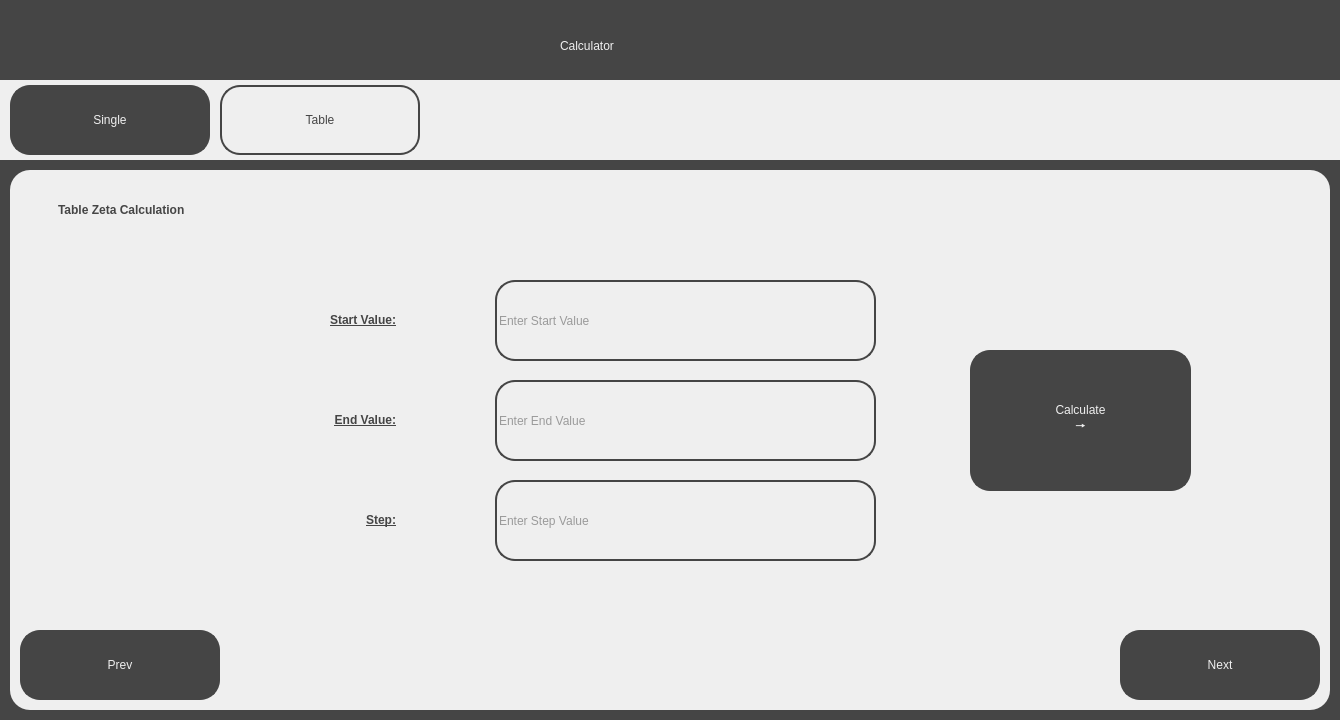
The window that src/ui/investigation_screens/table_calculator.ui (jackm245/Riemann-Hypothesis) describes before a commit, drawn with Qt 5.
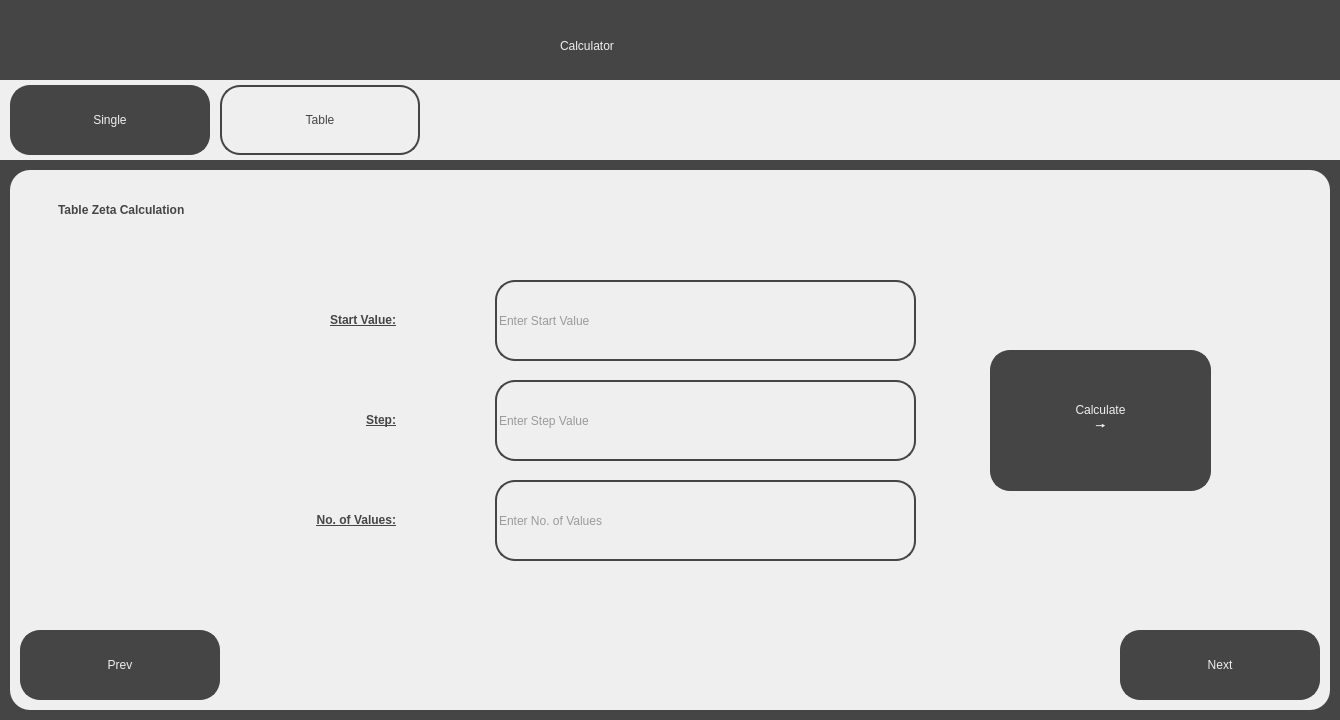
The same window after the commit.

Commit message: Add table calculator

```diff
--- a/src/ui/investigation_screens/table_calculator.ui
+++ b/src/ui/investigation_screens/table_calculator.ui
@@ -188,7 +188,7 @@
       <rect>
        <x>485</x>
        <y>110</y>
-       <width>381</width>
+       <width>421</width>
        <height>81</height>
       </rect>
      </property>
@@ -228,7 +228,7 @@
     <widget class="QPushButton" name="CalculateButton">
      <property name="geometry">
       <rect>
-       <x>960</x>
+       <x>980</x>
        <y>180</y>
        <width>221</width>
        <height>141</height>
@@ -250,29 +250,11 @@
 🠖</string>
      </property>
     </widget>
-    <widget class="QLabel" name="EndValueText">
-     <property name="geometry">
-      <rect>
-       <x>100</x>
-       <y>220</y>
-       <width>291</width>
-       <height>61</height>
-      </rect>
-     </property>
-     <property name="styleSheet">
-      <string notr="true">font: 36pt &quot;Sans Serif&quot;; color:rgb(69, 69, 69);
-background-color: rgb(239, 239, 239); padding: 5px;
-text-decoration: underline;</string>
-     </property>
-     <property name="text">
-      <string>&lt;html&gt;&lt;head/&gt;&lt;body&gt;&lt;p align=&quot;right&quot;&gt;&lt;span style=&quot; font-weight:600;&quot;&gt;End Value:&lt;/span&gt;&lt;/p&gt;&lt;/body&gt;&lt;/html&gt;</string>
-     </property>
-    </widget>
     <widget class="QLabel" name="StepText">
      <property name="geometry">
       <rect>
        <x>100</x>
-       <y>320</y>
+       <y>220</y>
        <width>291</width>
        <height>61</height>
       </rect>
@@ -286,36 +268,12 @@
       <string>&lt;html&gt;&lt;head/&gt;&lt;body&gt;&lt;p align=&quot;right&quot;&gt;&lt;span style=&quot; font-weight:600;&quot;&gt;Step:&lt;/span&gt;&lt;/p&gt;&lt;/body&gt;&lt;/html&gt;</string>
      </property>
     </widget>
-    <widget class="QLineEdit" name="EndInput">
-     <property name="geometry">
-      <rect>
-       <x>485</x>
-       <y>210</y>
-       <width>381</width>
-       <height>81</height>
-      </rect>
-     </property>
-     <property name="styleSheet">
-      <string notr="true">background-color: rgb(239, 239, 239);
-color: rgb(69, 69, 69);
-font: 36pt &quot;Sans Serif&quot;;
-border: 2px solid;
-border-radius: 20px;
-border-color:rgb(69, 69, 69);</string>
-     </property>
-     <property name="text">
-      <string/>
-     </property>
-     <property name="placeholderText">
-      <string>Enter End Value</string>
-     </property>
-    </widget>
     <widget class="QLineEdit" name="StepInput">
      <property name="geometry">
       <rect>
        <x>485</x>
-       <y>310</y>
-       <width>381</width>
+       <y>210</y>
+       <width>421</width>
        <height>81</height>
       </rect>
      </property>
@@ -339,7 +297,7 @@
       <rect>
        <x>400</x>
        <y>410</y>
-       <width>541</width>
+       <width>701</width>
        <height>61</height>
       </rect>
      </property>
@@ -351,6 +309,48 @@
       <string>&lt;html&gt;&lt;head/&gt;&lt;body&gt;&lt;p align=&quot;center&quot;&gt;&lt;br/&gt;&lt;/p&gt;&lt;/body&gt;&lt;/html&gt;</string>
      </property>
     </widget>
+    <widget class="QLabel" name="NoOfValuesText">
+     <property name="geometry">
+      <rect>
+       <x>10</x>
+       <y>320</y>
+       <width>381</width>
+       <height>61</height>
+      </rect>
+     </property>
+     <property name="styleSheet">
+      <string notr="true">font: 36pt &quot;Sans Serif&quot;; color:rgb(69, 69, 69);
+background-color: rgb(239, 239, 239); padding: 5px;
+text-decoration: underline;</string>
+     </property>
+     <property name="text">
+      <string>&lt;html&gt;&lt;head/&gt;&lt;body&gt;&lt;p align=&quot;right&quot;&gt;&lt;span style=&quot; font-weight:600;&quot;&gt;No. of Values:&lt;/span&gt;&lt;/p&gt;&lt;/body&gt;&lt;/html&gt;</string>
+     </property>
+    </widget>
+    <widget class="QLineEdit" name="NoOfValuesInput">
+     <property name="geometry">
+      <rect>
+       <x>485</x>
+       <y>310</y>
+       <width>421</width>
+       <height>81</height>
+      </rect>
+     </property>
+     <property name="styleSheet">
+      <string notr="true">background-color: rgb(239, 239, 239);
+color: rgb(69, 69, 69);
+font: 36pt &quot;Sans Serif&quot;;
+border: 2px solid;
+border-radius: 20px;
+border-color:rgb(69, 69, 69);</string>
+     </property>
+     <property name="text">
+      <string/>
+     </property>
+     <property name="placeholderText">
+      <string>Enter No. of Values</string>
+     </property>
+    </widget>
     <zorder>PrevButton</zorder>
     <zorder>NextButton</zorder>
     <zorder>StartInput</zorder>
```
Left out of the diff: 4 changed lines with no effect on the pictures. The commit also changes 6 other files.
